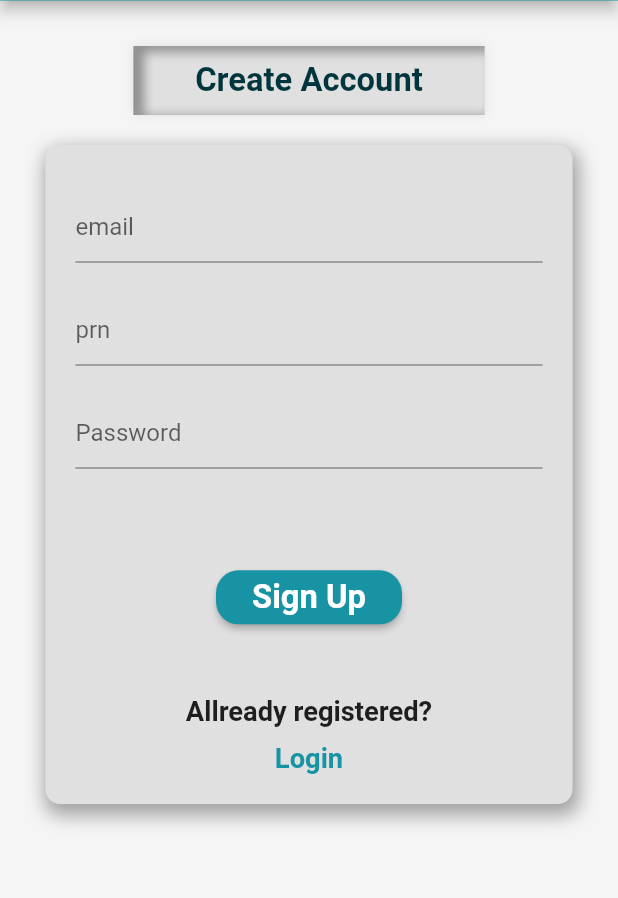
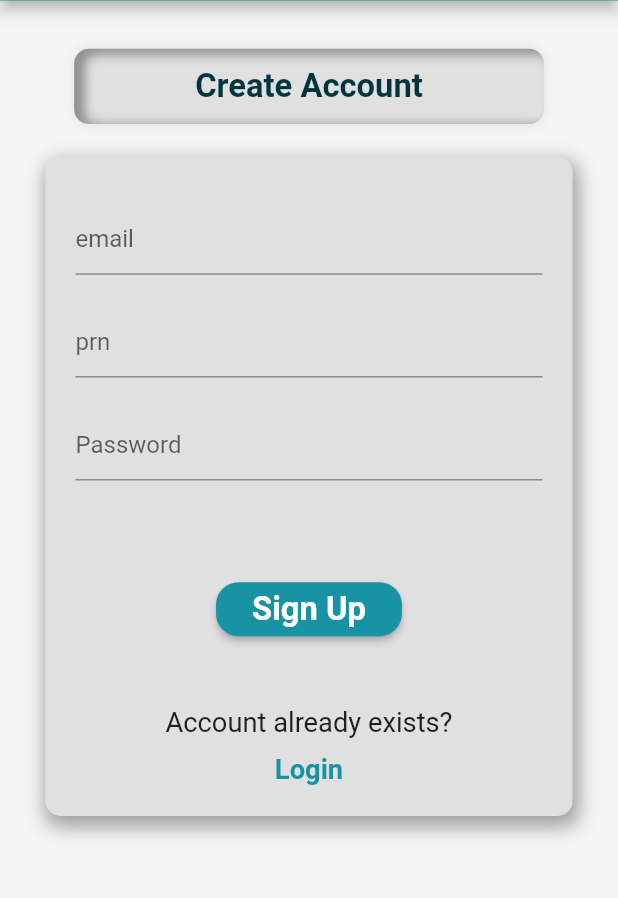
Before and after one commit to divyakekade/WCE-Support, a Flutter app: the screen it shows after launch, after a tap on "SignUp", on a phone screen of 412 x 824 dp, the part 82-980 px from its top. Run offline on Flutter 3.47's test engine with Material 2 defaults, Android fonts, the phone set to English and light mode, and no system bars; our stand-ins replace flutter_inset_box_shadow; missing offline and left inert: dart:ffi, shadows.

Commit message:
Heading added

```diff
--- a/lib/screens/LoginPage.dart
+++ b/lib/screens/LoginPage.dart
@@ -1,7 +1,7 @@
 import 'package:flutter/material.dart' hide BoxDecoration, BoxShadow;
 import 'package:wce_support/constants/ColorsAndStyles.dart';
 import 'package:flutter_inset_box_shadow/flutter_inset_box_shadow.dart';
-
+import 'package:wce_support/widgets/Heading.dart';
 class LoginPage extends StatefulWidget{
   final VoidCallback showRegisterPage;
   const LoginPage({Key? key, required this.showRegisterPage}): super(key: key);
@@ -40,35 +40,8 @@ class _LoginPageState extends State<LoginPage>{
                 SizedBox(
                   height: width10,
                 ),
-                Container(
-                  margin: EdgeInsets.all(heightc),
-                  padding: EdgeInsets.symmetric(vertical: heightc/2, horizontal: width10*8),
-                  decoration: BoxDecoration(
-                    borderRadius: BorderRadius.circular(10),
-                    boxShadow: [
-                      BoxShadow(
-                        blurRadius: 5,
-                        color: grey_color,
-                      ),
-                      BoxShadow(
-                        offset: Offset(5, 2),
-                        blurRadius: 5,
-                        spreadRadius: 2,
-                        color: Colors.black38,
-                        inset: true,
-                      ),
-                    ],
-                  ),
-                  child: Text(
-                    "Login",
-                    style: TextStyle(
-                      fontSize: heightc,
-                      fontWeight: FontWeight.bold,
-                      color: heading_color,
-                    ),
-
-                  ),
-                ),
+               //////////////
+                Heading(HeadingText: "Login"),
     Container(
     padding: EdgeInsets.symmetric(vertical: heightc/2, horizontal: width10*2),
     margin: EdgeInsets.symmetric(horizontal: width10),
@@ -94,6 +67,7 @@ class _LoginPageState extends State<LoginPage>{
     height: width10*2,
     ),
     TextField(
+      controller: _emailController,
     decoration: InputDecoration(
 
     hintText: 'email',
@@ -104,7 +78,7 @@ class _LoginPageState extends State<LoginPage>{
     SizedBox(height: width10*2,),
     //password
     TextField(
-
+      controller: _passwordController,
     obscureText: true,
     decoration: InputDecoration(
     border: UnderlineInputBorder(),
@@ -139,7 +113,7 @@ class _LoginPageState extends State<LoginPage>{
 
                     Text("Account doesn't exist?",
                       style: TextStyle(
-                        fontWeight: FontWeight.bold,
+                      //  fontWeight: FontWeight.bold,
                         fontSize: heightc/1.2,
                       ),
                     ),
--- a/lib/screens/SigninPage.dart
+++ b/lib/screens/SigninPage.dart
@@ -1,7 +1,7 @@
 import 'package:flutter/material.dart' hide BoxDecoration, BoxShadow;
 import 'package:wce_support/constants/ColorsAndStyles.dart';
 import 'package:flutter_inset_box_shadow/flutter_inset_box_shadow.dart';
-
+import 'package:wce_support/widgets/Heading.dart';
 
 class SigninPage extends StatefulWidget{
   final VoidCallback showLoginPage;
@@ -13,12 +13,17 @@ class SigninPage extends StatefulWidget{
   State<SigninPage> createState() => _RegisterPageState();
 }
 class _RegisterPageState extends State<SigninPage>{
+  final _emailController = TextEditingController();
+  final _passwordController = TextEditingController();
+  final _prnController = TextEditingController();
 
-
-
-
-
-
+  @override
+  void dispose(){
+    _emailController.dispose();
+    _passwordController.dispose();
+    _prnController.dispose();
+    super.dispose();
+  }
   @override
   Widget build(BuildContext context){
     double width10 = MediaQuery.of(context).size.width * 0.025;
@@ -38,35 +43,8 @@ class _RegisterPageState extends State<SigninPage>{
                   SizedBox(
                     height: width10,
                   ),
-                  Container(
-                    margin: EdgeInsets.all(20),
-                    padding: EdgeInsets.symmetric(vertical: 10, horizontal: width10*4),
-                    decoration: BoxDecoration(
-                      boxShadow: [
-                        BoxShadow(
-                          blurRadius: 5,
-                          color: grey_color,
-                        ),
-                        BoxShadow(
-                          offset: Offset(5, 2),
-                          blurRadius: 5,
-                          spreadRadius: 2,
-                          color: Colors.black38,
-                          inset: true,
-                        ),
-                      ],
-                    ),
-                    child: Text(
-                      "Create Account",
-                      style: TextStyle(
-                        fontSize: heightc,
-                        fontWeight: FontWeight.bold,
-                        color: heading_color,
-                      ),
-
-                    ),
-                  ),
-
+                 ///////////
+                 Heading(HeadingText: "Create Account"),
                   Container(
 
                     padding: EdgeInsets.symmetric(vertical: 10, horizontal: 20),
@@ -92,6 +70,7 @@ class _RegisterPageState extends State<SigninPage>{
                             height: width10*2,
                           ),
                           TextField(
+                            controller: _emailController,
                                 decoration: InputDecoration(
 
                                   hintText: 'email',
@@ -102,6 +81,7 @@ class _RegisterPageState extends State<SigninPage>{
                           SizedBox(height: width10*2,),
                           //prn
                           TextField(
+                            controller: _prnController,
                             decoration: InputDecoration(
 
                               hintText: 'prn',
@@ -112,7 +92,7 @@ class _RegisterPageState extends State<SigninPage>{
                           SizedBox(height: width10*2,),
                           //password
                          TextField(
-
+                           controller: _passwordController,
                                 obscureText: true,
                                 decoration: InputDecoration(
                                   border: UnderlineInputBorder(),
@@ -125,7 +105,7 @@ class _RegisterPageState extends State<SigninPage>{
                           //button
                           ElevatedButton(
                             onPressed: () {
-                              print("Signed Up");
+                              print(_prnController);
                             },
                             child: Text(
                               "Sign Up",
@@ -146,9 +126,9 @@ class _RegisterPageState extends State<SigninPage>{
                           // a member? login now
 
 
-                              Text("Allready registered?",
+                              Text("Account already exists?",
                                 style: TextStyle(
-                                  fontWeight: FontWeight.bold,
+                                 // fontWeight: FontWeight.bold,
                                   fontSize: heightc/1.2,
                                 ),
                               ),
--- /dev/null
+++ b/lib/widgets/Heading.dart
@@ -0,0 +1,57 @@
+import 'package:flutter/material.dart' hide BoxDecoration, BoxShadow;
+import 'package:wce_support/constants/ColorsAndStyles.dart';
+import 'package:flutter_inset_box_shadow/flutter_inset_box_shadow.dart';
+class Heading extends  StatelessWidget implements PreferredSizeWidget {
+  const Heading(
+      {Key? key,
+        required this.HeadingText,
+      })
+      : super(key: key);
+
+  final String HeadingText;
+
+  Widget build(BuildContext context) {
+
+    double width10 = MediaQuery.of(context).size.width * 0.025;
+    double heightc = MediaQuery.of(context).size.width * 0.053;
+    double width = MediaQuery.of(context).size.width*0.38;
+     return  Container(
+       margin: EdgeInsets.all(heightc),
+       width: width*2,
+       height: heightc*2.3,
+       padding: EdgeInsets.symmetric(vertical: heightc/2, horizontal: width10*5),
+       decoration: BoxDecoration(
+         borderRadius: BorderRadius.circular(10),
+         boxShadow: [
+           BoxShadow(
+             blurRadius: 5,
+             color: grey_color,
+           ),
+           BoxShadow(
+             offset: Offset(5, 2),
+             blurRadius: 5,
+             spreadRadius: 2,
+             color: Colors.black38,
+             inset: true,
+           ),
+         ],
+       ),
+       child: Center(
+         child: Text(
+           HeadingText,
+           style: TextStyle(
+             fontSize: heightc,
+             fontWeight: FontWeight.bold,
+             color: heading_color,
+           ),
+
+         ),
+       ),
+     );
+  }
+
+  @override
+  // TODO: implement preferredSize
+  Size get preferredSize => throw UnimplementedError();
+
+}
```
Also changed, not shown: lib/screens/BuyProducts.dart (+2 -31 lines), lib/screens/PutGrievance.dart (+2 -33 lines), lib/screens/ViewGrievances.dart (+4 -36 lines).
